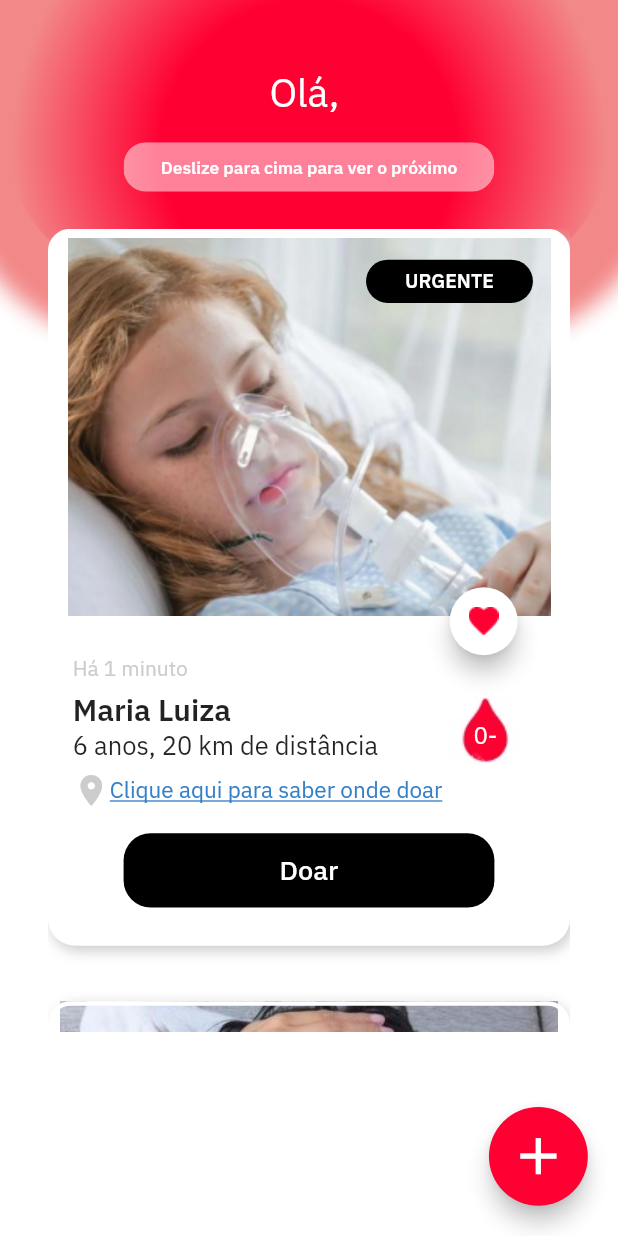
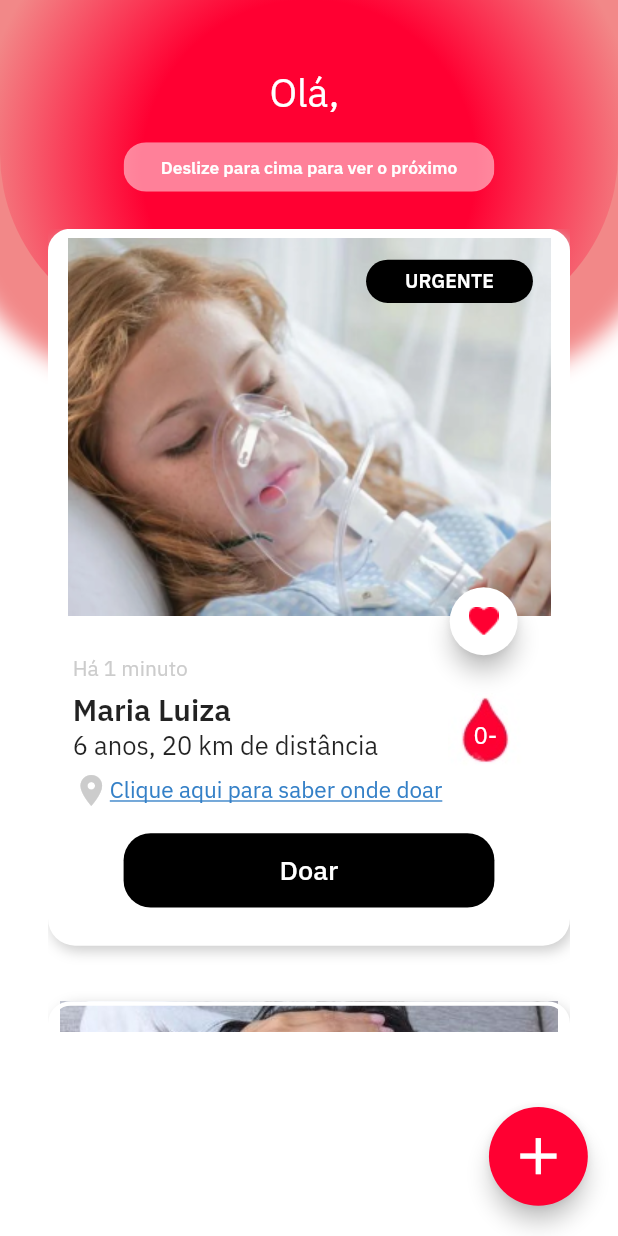
Before and after one commit to rannaraabe/blood, a Flutter app: the FeedPage screen opened by its route, on a phone screen of 412 x 824 dp. Run offline on Flutter 3.47's test engine with Material 2 defaults, Android fonts, the phone set to English and light mode, and no system bars; our stand-ins replace firebase_auth, firebase_core, flutter_map, flutter_mobx, flutter_modular, geolocator and 7 more; missing offline and left inert: dart:ffi; accounts and stored records are empty; generated files the repository leaves out were written again; network calls fail.

Commit message:
fix pink background grandient height

```diff
--- a/blood-app/lib/app/design_system/top_box_gradient.dart
+++ b/blood-app/lib/app/design_system/top_box_gradient.dart
@@ -10,7 +10,7 @@ class TopBoxGradient extends StatelessWidget {
     final width = MediaQuery.of(context).size.width;
     return Container(
       width: width,
-      height: height * 0.24,
+      height: height * 0.27,
       decoration: BoxDecoration(
       borderRadius: BorderRadius.only(
         bottomLeft: Radius.circular(120), bottomRight: Radius.circular(120)),
```
